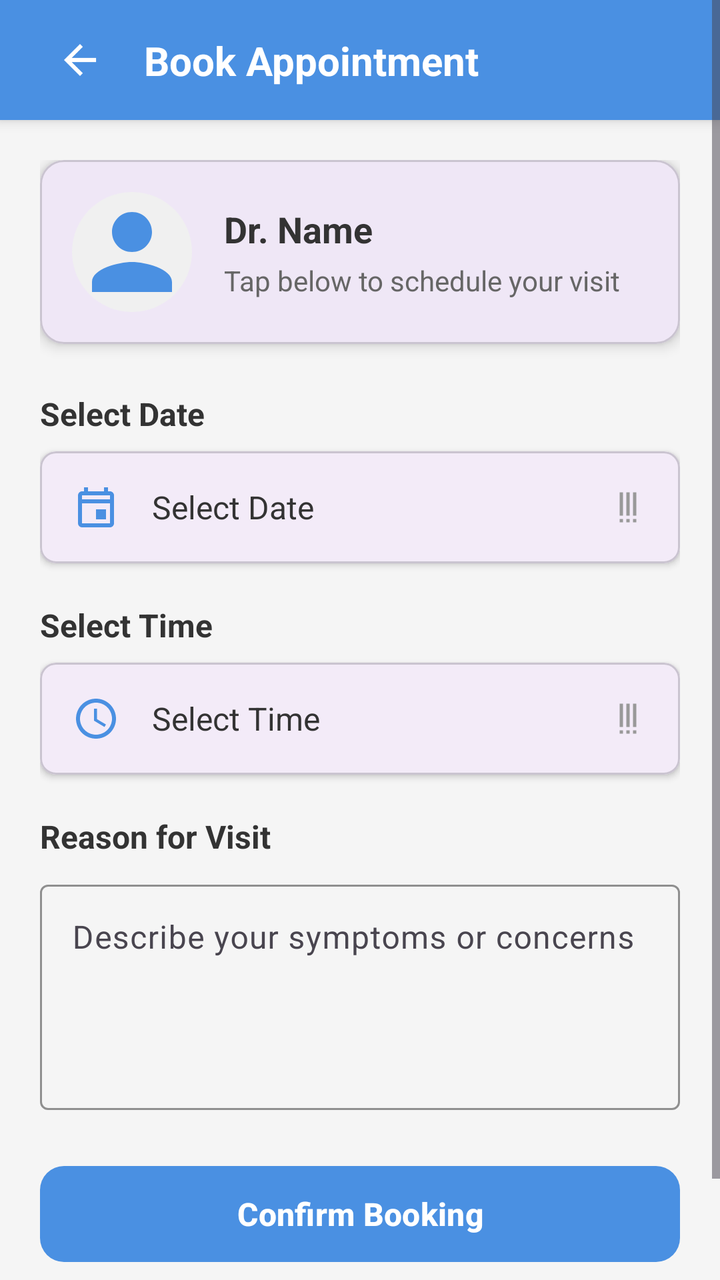
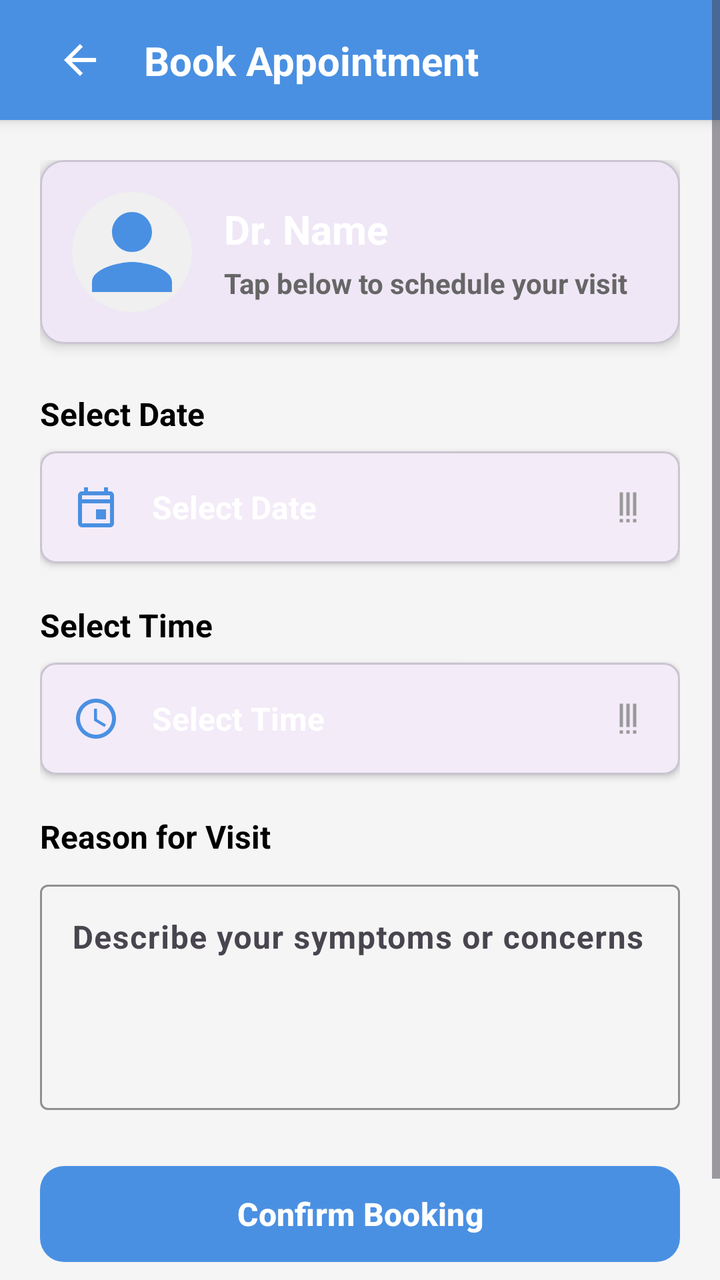

An Android layout rendered at two revisions. The XML below is the earlier revision; the diff shows what the commit changed to produce the second picture.
<!-- AndroidManifest.xml: application theme Theme.Hospitalmanagement -->
<!-- res/layout/activity_book_appointment.xml -->
<?xml version="1.0" encoding="utf-8"?>
<ScrollView xmlns:android="http://schemas.android.com/apk/res/android"
    xmlns:app="http://schemas.android.com/apk/res-auto"
    android:layout_width="match_parent"
    android:layout_height="match_parent"
    android:fillViewport="true"
    android:background="#F5F5F5">

    <androidx.constraintlayout.widget.ConstraintLayout
        android:layout_width="match_parent"
        android:layout_height="wrap_content">

        
        <androidx.constraintlayout.widget.ConstraintLayout
            android:id="@+id/headerLayout"
            android:layout_width="match_parent"
            android:layout_height="60dp"
            android:background="@color/colorPrimary"
            android:elevation="4dp"
            android:paddingHorizontal="16dp"
            app:layout_constraintTop_toTopOf="parent">

            <ImageButton
                android:id="@+id/btnBack"
                android:layout_width="48dp"
                android:layout_height="48dp"
                android:background="?attr/selectableItemBackgroundBorderless"
                android:src="@drawable/ic_back"
                android:contentDescription="Back"
                app:tint="#FFFFFF"
                app:layout_constraintStart_toStartOf="parent"
                app:layout_constraintTop_toTopOf="parent"
                app:layout_constraintBottom_toBottomOf="parent"/>

            <TextView
                android:layout_width="wrap_content"
                android:layout_height="wrap_content"
                android:text="Book Appointment"
                android:textSize="20sp"
                android:textStyle="bold"
                android:textColor="#FFFFFF"
                app:layout_constraintStart_toEndOf="@id/btnBack"
                app:layout_constraintTop_toTopOf="parent"
                app:layout_constraintBottom_toBottomOf="parent"
                android:layout_marginStart="8dp"/>

        </androidx.constraintlayout.widget.ConstraintLayout>

        <LinearLayout
            android:layout_width="match_parent"
            android:layout_height="wrap_content"
            android:orientation="vertical"
            android:padding="20dp"
            app:layout_constraintTop_toBottomOf="@id/headerLayout">

            
            <com.google.android.material.card.MaterialCardView
                android:layout_width="match_parent"
                android:layout_height="wrap_content"
                app:cardCornerRadius="12dp"
                app:cardElevation="4dp"
                android:layout_marginBottom="24dp">

                <LinearLayout
                    android:layout_width="match_parent"
                    android:layout_height="wrap_content"
                    android:orientation="horizontal"
                    android:padding="16dp"
                    android:gravity="center_vertical">

                    <ImageView
                        android:layout_width="60dp"
                        android:layout_height="60dp"
                        android:src="@drawable/ic_doctor_avatar"
                        android:background="@drawable/circle_background"
                        app:tint="@color/colorPrimary"/>

                    <LinearLayout
                        android:layout_width="match_parent"
                        android:layout_height="wrap_content"
                        android:orientation="vertical"
                        android:layout_marginStart="16dp">

                        <TextView
                            android:id="@+id/tvDoctorName"
                            android:layout_width="wrap_content"
                            android:layout_height="wrap_content"
                            android:text="Dr. Name"
                            android:textSize="18sp"
                            android:textStyle="bold"
                            android:textColor="#333333"/>

                        <TextView
                            android:layout_width="wrap_content"
                            android:layout_height="wrap_content"
                            android:text="Tap below to schedule your visit"
                            android:textSize="14sp"
                            android:textColor="#666666"
                            android:layout_marginTop="4dp"/>

                    </LinearLayout>
                </LinearLayout>
            </com.google.android.material.card.MaterialCardView>

            
            <TextView
                android:layout_width="wrap_content"
                android:layout_height="wrap_content"
                android:text="Select Date"
                android:textSize="16sp"
                android:textStyle="bold"
                android:textColor="#333333"
                android:layout_marginBottom="8dp"/>

            <com.google.android.material.card.MaterialCardView
                android:id="@+id/btnSelectDate"
                android:layout_width="match_parent"
                android:layout_height="wrap_content"
                android:clickable="true"
                android:focusable="true"
                android:foreground="?attr/selectableItemBackground"
                app:cardCornerRadius="8dp"
                app:cardElevation="2dp"
                android:layout_marginBottom="20dp">

                <LinearLayout
                    android:layout_width="match_parent"
                    android:layout_height="wrap_content"
                    android:orientation="horizontal"
                    android:padding="16dp"
                    android:gravity="center_vertical">

                    <ImageView
                        android:layout_width="24dp"
                        android:layout_height="24dp"
                        android:src="@drawable/ic_calendar"
                        app:tint="@color/colorPrimary"/>

                    <TextView
                        android:id="@+id/tvSelectedDate"
                        android:layout_width="0dp"
                        android:layout_height="wrap_content"
                        android:layout_weight="1"
                        android:layout_marginStart="16dp"
                        android:text="Select Date"
                        android:textSize="16sp"
                        android:textColor="#333333"/>

                    <ImageView
                        android:layout_width="20dp"
                        android:layout_height="20dp"
                        android:src="@drawable/ic_features"
                        app:tint="#999999"
                        android:rotation="270"/>

                </LinearLayout>
            </com.google.android.material.card.MaterialCardView>

            
            <TextView
                android:layout_width="wrap_content"
                android:layout_height="wrap_content"
                android:text="Select Time"
                android:textSize="16sp"
                android:textStyle="bold"
                android:textColor="#333333"
                android:layout_marginBottom="8dp"/>

            <com.google.android.material.card.MaterialCardView
                android:id="@+id/btnSelectTime"
                android:layout_width="match_parent"
                android:layout_height="wrap_content"
                android:clickable="true"
                android:focusable="true"
                android:foreground="?attr/selectableItemBackground"
                app:cardCornerRadius="8dp"
                app:cardElevation="2dp"
                android:layout_marginBottom="20dp">

                <LinearLayout
                    android:layout_width="match_parent"
                    android:layout_height="wrap_content"
                    android:orientation="horizontal"
                    android:padding="16dp"
                    android:gravity="center_vertical">

                    <ImageView
                        android:layout_width="24dp"
                        android:layout_height="24dp"
                        android:src="@drawable/ic_clock"
                        app:tint="@color/colorPrimary"/>

                    <TextView
                        android:id="@+id/tvSelectedTime"
                        android:layout_width="0dp"
                        android:layout_height="wrap_content"
                        android:layout_weight="1"
                        android:layout_marginStart="16dp"
                        android:text="Select Time"
                        android:textSize="16sp"
                        android:textColor="#333333"/>

                    <ImageView
                        android:layout_width="20dp"
                        android:layout_height="20dp"
                        android:src="@drawable/ic_features"
                        app:tint="#999999"
                        android:rotation="270"/>

                </LinearLayout>
            </com.google.android.material.card.MaterialCardView>

            
            <TextView
                android:layout_width="wrap_content"
                android:layout_height="wrap_content"
                android:text="Reason for Visit"
                android:textSize="16sp"
                android:textStyle="bold"
                android:textColor="#333333"
                android:layout_marginBottom="8dp"/>

            <com.google.android.material.textfield.TextInputLayout
                android:id="@+id/tilComplaint"
                style="@style/Widget.Material3.TextInputLayout.OutlinedBox"
                android:layout_width="match_parent"
                android:layout_height="wrap_content"
                android:hint="Describe your symptoms or concerns"
                app:boxStrokeColor="@color/colorPrimary"
                app:hintTextColor="@color/colorPrimary">

                <com.google.android.material.textfield.TextInputEditText
                    android:id="@+id/etComplaint"
                    android:layout_width="match_parent"
                    android:layout_height="wrap_content"
                    android:minLines="4"
                    android:gravity="top"
                    android:inputType="textMultiLine"/>
            </com.google.android.material.textfield.TextInputLayout>

            <ProgressBar
                android:id="@+id/progressBar"
                android:layout_width="wrap_content"
                android:layout_height="wrap_content"
                android:layout_gravity="center"
                android:layout_marginVertical="24dp"
                android:visibility="gone"/>

            
            <com.google.android.material.button.MaterialButton
                android:id="@+id/btnBookAppointment"
                android:layout_width="match_parent"
                android:layout_height="56dp"
                android:text="Confirm Booking"
                android:textSize="16sp"
                android:textStyle="bold"
                app:cornerRadius="12dp"
                app:backgroundTint="@color/colorPrimary"
                android:layout_marginTop="24dp"
                android:layout_marginBottom="40dp"/>

        </LinearLayout>

    </androidx.constraintlayout.widget.ConstraintLayout>
</ScrollView>
<!-- resources referenced by this layout -->
<resources>
  <color name="colorPrimary">#4A90E2</color>
  <!-- drawable circle_background (drawable) -->
  <?xml version="1.0" encoding="utf-8"?>
  <shape xmlns:android="http://schemas.android.com/apk/res/android" android:shape="oval">
      <solid android:color="#F0F0F0"/> </shape>
  <!-- drawable ic_back (drawable) -->
  <vector xmlns:android="http://schemas.android.com/apk/res/android"
      android:width="24dp"
      android:height="24dp"
      android:viewportWidth="24"
      android:viewportHeight="24">
      <path
          android:fillColor="@android:color/white"
          android:pathData="M20,11H7.83l5.59,-5.59L12,4l-8,8 8,8 1.41,-1.41L7.83,13H20v-2z"/>
  </vector>
  <!-- drawable ic_calendar (drawable) -->
  <?xml version="1.0" encoding="utf-8"?>
  <vector xmlns:android="http://schemas.android.com/apk/res/android"
      android:width="24dp"
      android:height="24dp"
      android:viewportWidth="24"
      android:viewportHeight="24"
      android:tint="?attr/colorControlNormal">
      <path
          android:fillColor="@android:color/white"
          android:pathData="M19,4h-1V2h-2v2H8V2H6v2H5c-1.11,0 -1.99,0.9 -1.99,2L3,20a2,2 0,0,0 2,2h14c1.1,0 2,-0.9 2,-2V6c0,-1.1 -0.9,-2 -2,-2zm0,16H5V10h14v10zm0,-12H5V6h14v2zm-7,5h5v5h-5v-5z"/>
  </vector>
  <!-- drawable ic_clock (drawable) -->
  <vector xmlns:android="http://schemas.android.com/apk/res/android" android:width="24dp" android:height="24dp" android:viewportWidth="24" android:viewportHeight="24" android:tint="?attr/colorControlNormal">
      <path android:fillColor="@android:color/white" android:pathData="M11.99,2C6.47,2 2,6.48 2,12s4.47,10 9.99,10C17.52,22 22,17.52 22,12S17.52,2 11.99,2zM12,20c-4.42,0 -8,-3.58 -8,-8s3.58,-8 8,-8 8,3.58 8,8 -3.58,8 -8,8zM12.5,7H11v6l5.25,3.15 0.75,-1.23 -4.5,-2.67z"/>
  </vector>
  <!-- drawable ic_doctor_avatar (drawable) -->
  <vector android:height="24dp" android:width="24dp"
      android:viewportHeight="24" android:viewportWidth="24"
      xmlns:android="http://schemas.android.com/apk/res/android">
      <path android:fillColor="#4A90E2" android:pathData="M12,12c2.21,0 4,-1.79 4,-4s-1.79,-4 -4,-4 -4,1.79 -4,4 1.79,4 4,4zm0,2c-2.67,0 -8,1.34 -8,4v2h16v-2c0,-2.66 -5.33,-4 -8,-4z"/>
  </vector>
  <!-- drawable ic_features (drawable) -->
  <vector android:height="24dp" android:width="24dp"
      android:viewportHeight="24" android:viewportWidth="24"
      xmlns:android="http://schemas.android.com/apk/res/android">
      <path android:fillColor="#757575" android:pathData="M3,13h2v-2H3v2zm0,4h2v-2H3v2zm0,-8h2V7H3v2zm4,4h14v-2H7v2zm0,4h14v-2H7v2zM7,7v2h14V7H7z"/>
  </vector>
  <style name="Theme.Hospitalmanagement" parent="Base.Theme.Hospitalmanagement" />
  <style name="Base.Theme.Hospitalmanagement" parent="Theme.Material3.DayNight.NoActionBar">
          
          
      </style>
</resources>

<!-- the commit's change to res/layout/activity_book_appointment.xml (unified diff, before → after) -->
@@ -10,7 +10,6 @@
         android:layout_width="match_parent"
         android:layout_height="wrap_content">
 
-        
         <androidx.constraintlayout.widget.ConstraintLayout
             android:id="@+id/headerLayout"
             android:layout_width="match_parent"
@@ -53,7 +52,6 @@
             android:padding="20dp"
             app:layout_constraintTop_toBottomOf="@id/headerLayout">
 
-            
             <com.google.android.material.card.MaterialCardView
                 android:layout_width="match_parent"
                 android:layout_height="wrap_content"
@@ -86,30 +84,30 @@
                             android:layout_width="wrap_content"
                             android:layout_height="wrap_content"
                             android:text="Dr. Name"
-                            android:textSize="18sp"
-                            android:textStyle="bold"
-                            android:textColor="#333333"/>
+                            android:textColor="#FFFFFF"
+                            android:textSize="20sp"
+                            android:textStyle="bold" />
 
                         <TextView
                             android:layout_width="wrap_content"
                             android:layout_height="wrap_content"
                             android:text="Tap below to schedule your visit"
                             android:textSize="14sp"
-                            android:textColor="#666666"
+                            android:textStyle="bold"
+                            android:textColor="@color/dark_gray"
                             android:layout_marginTop="4dp"/>
 
                     </LinearLayout>
                 </LinearLayout>
             </com.google.android.material.card.MaterialCardView>
 
-            
             <TextView
                 android:layout_width="wrap_content"
                 android:layout_height="wrap_content"
                 android:text="Select Date"
                 android:textSize="16sp"
                 android:textStyle="bold"
-                android:textColor="#333333"
+                android:textColor="#000000"
                 android:layout_marginBottom="8dp"/>
 
             <com.google.android.material.card.MaterialCardView
@@ -140,11 +138,12 @@
                         android:id="@+id/tvSelectedDate"
                         android:layout_width="0dp"
                         android:layout_height="wrap_content"
+                        android:layout_marginStart="16dp"
                         android:layout_weight="1"
-                        android:layout_marginStart="16dp"
                         android:text="Select Date"
+                        android:textColor="#FFFFFF"
                         android:textSize="16sp"
-                        android:textColor="#333333"/>
+                        android:textStyle="bold" />
 
                     <ImageView
                         android:layout_width="20dp"
@@ -156,14 +155,13 @@
                 </LinearLayout>
             </com.google.android.material.card.MaterialCardView>
 
-            
             <TextView
                 android:layout_width="wrap_content"
                 android:layout_height="wrap_content"
                 android:text="Select Time"
                 android:textSize="16sp"
                 android:textStyle="bold"
-                android:textColor="#333333"
+                android:textColor="#000000"
                 android:layout_marginBottom="8dp"/>
 
             <com.google.android.material.card.MaterialCardView
@@ -194,11 +192,12 @@
                         android:id="@+id/tvSelectedTime"
                         android:layout_width="0dp"
                         android:layout_height="wrap_content"
+                        android:layout_marginStart="16dp"
                         android:layout_weight="1"
-                        android:layout_marginStart="16dp"
                         android:text="Select Time"
+                        android:textColor="#FFFFFF"
                         android:textSize="16sp"
-                        android:textColor="#333333"/>
+                        android:textStyle="bold" />
 
                     <ImageView
                         android:layout_width="20dp"
@@ -210,14 +209,13 @@
                 </LinearLayout>
             </com.google.android.material.card.MaterialCardView>
 
-            
             <TextView
                 android:layout_width="wrap_content"
                 android:layout_height="wrap_content"
                 android:text="Reason for Visit"
                 android:textSize="16sp"
                 android:textStyle="bold"
-                android:textColor="#333333"
+                android:textColor="#000000"
                 android:layout_marginBottom="8dp"/>
 
             <com.google.android.material.textfield.TextInputLayout
@@ -235,7 +233,9 @@
                     android:layout_height="wrap_content"
                     android:minLines="4"
                     android:gravity="top"
-                    android:inputType="textMultiLine"/>
+                    android:inputType="textMultiLine"
+                    android:textColor="#000000"
+                    android:textStyle="bold"/>
             </com.google.android.material.textfield.TextInputLayout>
 
             <ProgressBar
@@ -246,7 +246,6 @@
                 android:layout_marginVertical="24dp"
                 android:visibility="gone"/>
 
-            
             <com.google.android.material.button.MaterialButton
                 android:id="@+id/btnBookAppointment"
                 android:layout_width="match_parent"
<!-- resource entries referenced after the edit -->
@@ -1,6 +1,7 @@
 <!-- resources referenced by this layout -->
 <resources>
   <color name="colorPrimary">#4A90E2</color>
+  <color name="dark_gray">#666666</color>
   <!-- drawable circle_background (drawable) -->
   <?xml version="1.0" encoding="utf-8"?>
   <shape xmlns:android="http://schemas.android.com/apk/res/android" android:shape="oval">
